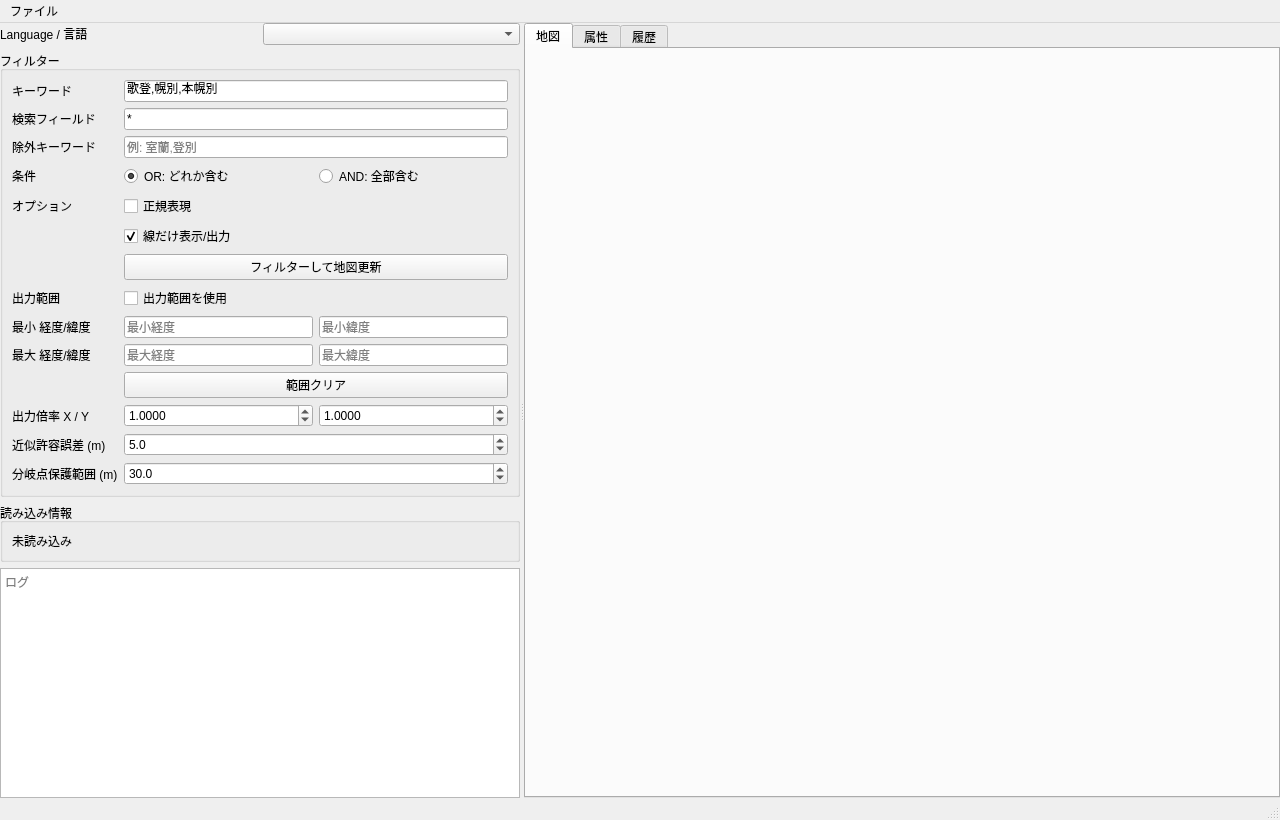
Above: ui/main_window.ui from Ikumyon/NRClipBuilder before the change. Below: the same form after it.
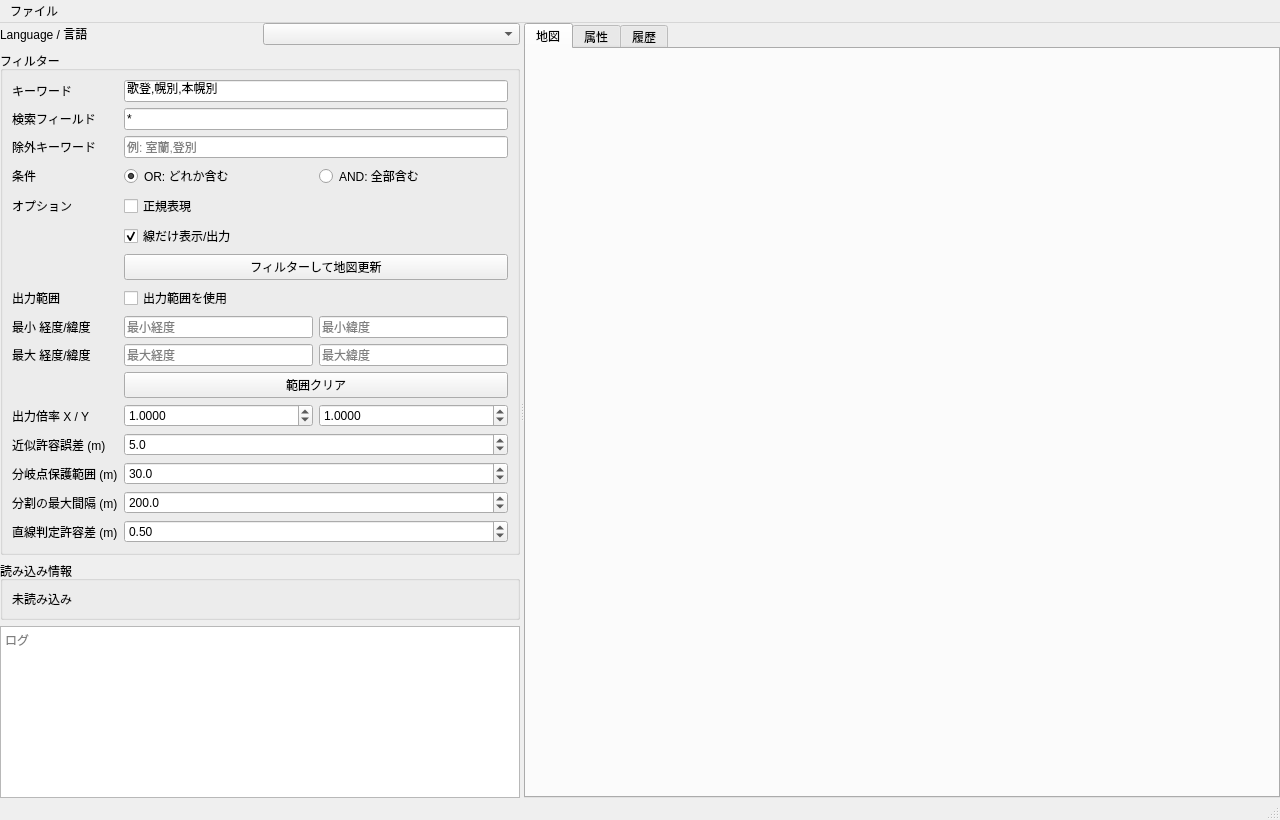
That is the form after the change.

```diff
--- a/ui/main_window.ui
+++ b/ui/main_window.ui
@@ -374,6 +374,60 @@
              </property>
             </widget>
            </item>
+           <!-- Max Spacing Row -->
+           <item row="14" column="0">
+            <widget class="QLabel" name="label_max_spacing">
+             <property name="text">
+              <string>分割の最大間隔 (m)</string>
+             </property>
+            </widget>
+           </item>
+           <item row="14" column="1">
+            <widget class="QDoubleSpinBox" name="max_spacing_spin">
+             <property name="decimals">
+              <number>1</number>
+             </property>
+             <property name="minimum">
+              <double>10.0</double>
+             </property>
+             <property name="maximum">
+              <double>2000.0</double>
+             </property>
+             <property name="singleStep">
+              <double>10.0</double>
+             </property>
+             <property name="value">
+              <double>200.0</double>
+             </property>
+            </widget>
+           </item>
+           <!-- Straight Tolerance Row -->
+           <item row="15" column="0">
+            <widget class="QLabel" name="label_straight_tolerance">
+             <property name="text">
+              <string>直線判定許容差 (m)</string>
+             </property>
+            </widget>
+           </item>
+           <item row="15" column="1">
+            <widget class="QDoubleSpinBox" name="straight_tolerance_spin">
+             <property name="decimals">
+              <number>2</number>
+             </property>
+             <property name="minimum">
+              <double>0.01</double>
+             </property>
+             <property name="maximum">
+              <double>20.0</double>
+             </property>
+             <property name="singleStep">
+              <double>0.05</double>
+             </property>
+             <property name="value">
+              <double>0.5</double>
+             </property>
+            </widget>
+           </item>
           </layout>
          </widget>
         </item>
```
